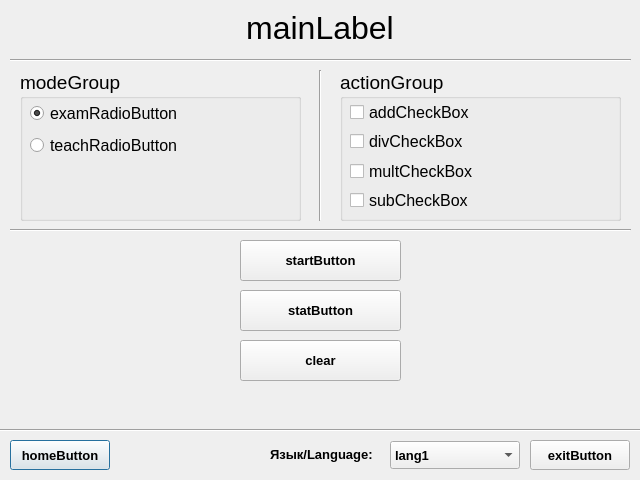
First picture: the form in main_window.ui, repository bolotovalex/mathsim, before the edit.
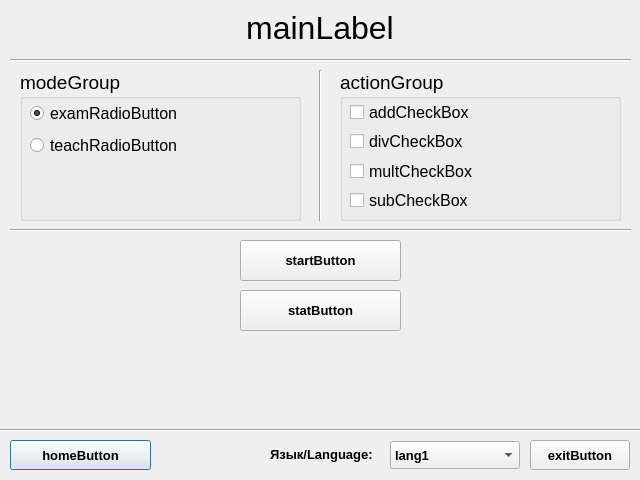
Second picture: the form after the edit.

Commit message: Add start and home function

```diff
--- a/main_window.ui
+++ b/main_window.ui
@@ -39,7 +39,7 @@
     <rect>
      <x>10</x>
      <y>440</y>
-     <width>100</width>
+     <width>141</width>
      <height>30</height>
     </rect>
    </property>
@@ -378,26 +378,6 @@
     <enum>Qt::Horizontal</enum>
    </property>
   </widget>
-  <widget class="QPushButton" name="clearButton">
-   <property name="geometry">
-    <rect>
-     <x>240</x>
-     <y>340</y>
-     <width>161</width>
-     <height>41</height>
-    </rect>
-   </property>
-   <property name="font">
-    <font>
-     <pointsize>10</pointsize>
-     <weight>75</weight>
-     <bold>true</bold>
-    </font>
-   </property>
-   <property name="text">
-    <string>clear</string>
-   </property>
-  </widget>
  </widget>
  <resources/>
  <connections/>
```
Left out of the diff: 2 changed lines with no effect on the pictures. The commit also changes 2 other files.
